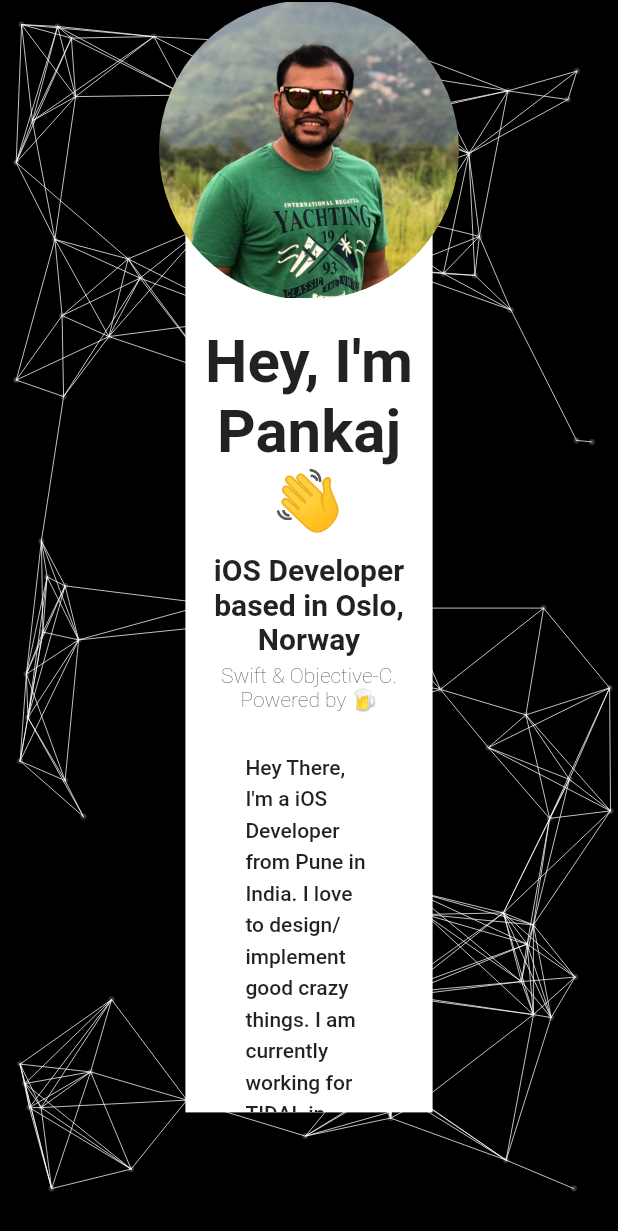
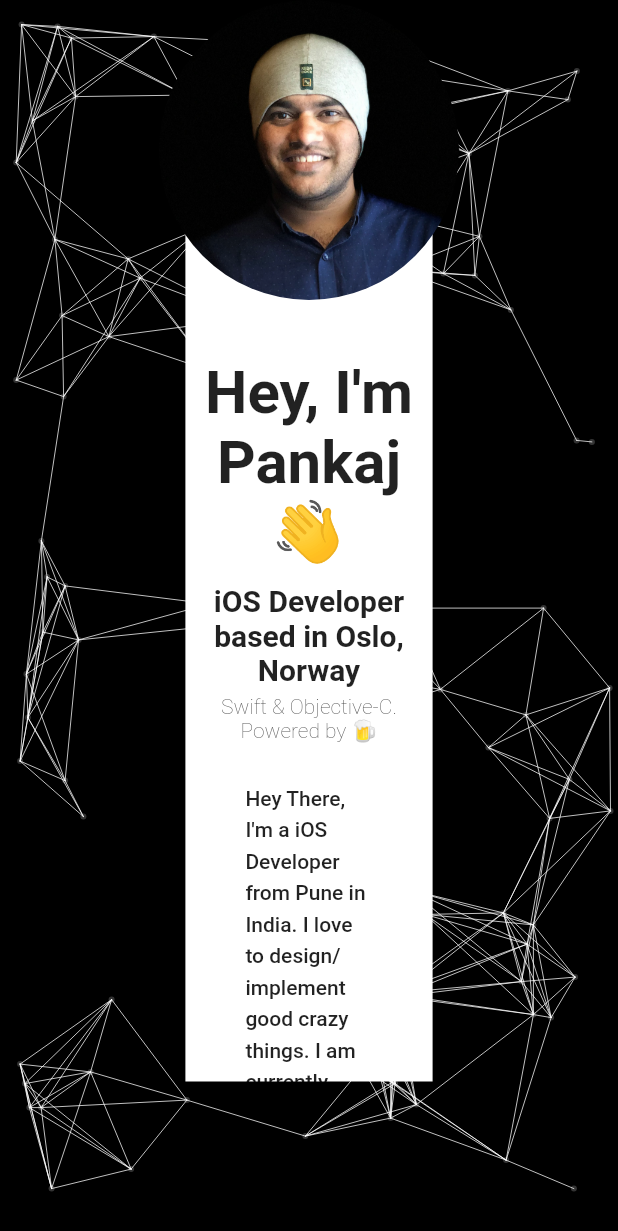
Before and after one commit to PankajGaikar/portfolio, a Flutter app: the screen it shows after launch, on a phone screen of 412 x 824 dp. Shown: the top 1231 px of the screen. Run offline on Flutter 3.47's test engine with Material 2 defaults, Android fonts, the phone set to English and light mode, and no system bars; missing offline and left inert: dart:js.

Commit message:
Updated profile picture. Dynamic would be great.

```diff
--- a/lib/main.dart
+++ b/lib/main.dart
@@ -48,7 +48,7 @@ class _MyHomePageState extends State<MyHomePage> {
                   padding: EdgeInsets.only(top: 135),
                   alignment: Alignment.center,
                   decoration: BoxDecoration(color: Colors.white),
-                  height: MediaQuery.of(context).size.height * .80,
+                  height: MediaQuery.of(context).size.height * .75,
                   width: MediaQuery.of(context).size.width * .4,
                   child: ListView(
                     children: [
@@ -96,7 +96,7 @@ class _MyHomePageState extends State<MyHomePage> {
                         style: TextStyle(fontWeight: FontWeight.w700),
                       ),
                       Container(
-                        height: 20,
+                        height: 10,
                       ),
                       SizedBox(
                         height: 50,
@@ -125,7 +125,7 @@ class _MyHomePageState extends State<MyHomePage> {
                         ),
                       ),
                       Container(
-                        height: 20,
+                        height: 10,
                       ),
                     ],
                   ),
```
Also changed, not shown: assets/Profile.png.
